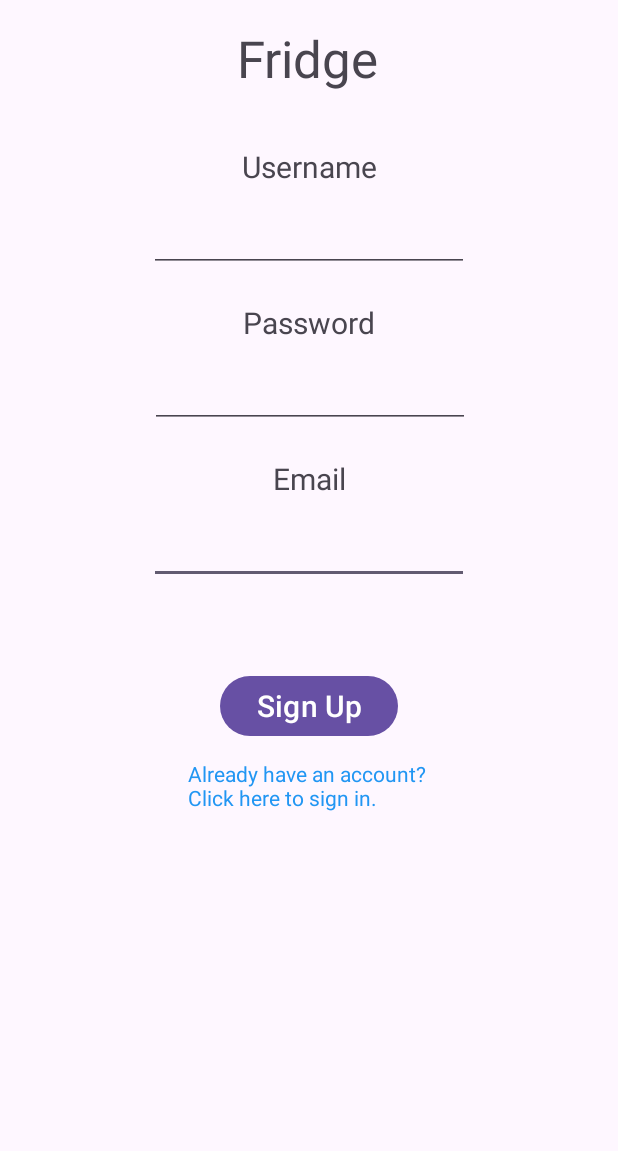
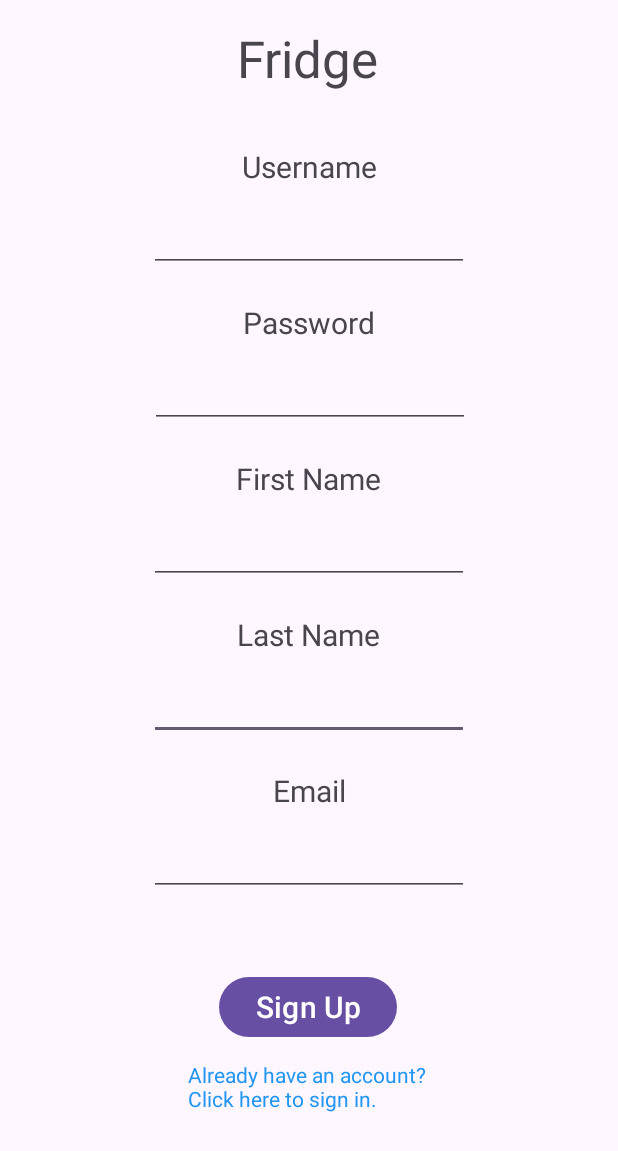
Before and after one commit to TMcBride-MCCC/CIS183_Final, an Android app: the screen it shows after launch (MainActivity), on a phone screen of 412 x 824 dp. Shown: the top 1151 px of the screen. Run offline under Robolectric (Android 15) with nearby library versions, the phone set to English and light mode, and no system bars.

Commit message:
MainActivity (SignUp)
Added first name and last name inputs.

```diff
--- a/app/src/main/java/com/example/cis183_final/MainActivity.java
+++ b/app/src/main/java/com/example/cis183_final/MainActivity.java
@@ -18,6 +18,8 @@ public class MainActivity extends AppCompatActivity
     //Create Java variables
     EditText et_j_main_username;
     EditText et_j_main_password;
+    EditText et_j_main_fName;
+    EditText et_j_main_lName;
     EditText et_j_main_email;
     Button btn_j_main_signUp;
     TextView tv_j_main_signIn;
@@ -32,6 +34,8 @@ public class MainActivity extends AppCompatActivity
         //Connect Java variables to GUI variables
         et_j_main_username = findViewById(R.id.et_v_main_username);
         et_j_main_password = findViewById(R.id.et_v_main_password);
+        et_j_main_fName = findViewById(R.id.et_v_main_fName);
+        et_j_main_lName = findViewById(R.id.et_v_main_lName);
         et_j_main_email = findViewById(R.id.et_v_main_email);
         btn_j_main_signUp = findViewById(R.id.btn_v_main_signUp);
         tv_j_main_signIn = findViewById(R.id.tv_v_main_signIn);
--- a/app/src/main/res/layout/activity_main.xml
+++ b/app/src/main/res/layout/activity_main.xml
@@ -8,6 +8,52 @@
     tools:context=".MainActivity">
 
     <TextView
+        android:id="@+id/textView26"
+        android:layout_width="wrap_content"
+        android:layout_height="wrap_content"
+        android:layout_marginTop="20dp"
+        android:text="Last Name"
+        android:textSize="20sp"
+        app:layout_constraintEnd_toEndOf="parent"
+        app:layout_constraintHorizontal_bias="0.498"
+        app:layout_constraintStart_toStartOf="parent"
+        app:layout_constraintTop_toBottomOf="@+id/et_v_main_fName" />
+
+    <EditText
+        android:id="@+id/et_v_main_lName"
+        android:layout_width="wrap_content"
+        android:layout_height="wrap_content"
+        android:layout_marginTop="11dp"
+        android:ems="10"
+        android:inputType="text"
+        app:layout_constraintEnd_toEndOf="parent"
+        app:layout_constraintStart_toStartOf="parent"
+        app:layout_constraintTop_toBottomOf="@+id/textView26" />
+
+    <TextView
+        android:id="@+id/textView25"
+        android:layout_width="wrap_content"
+        android:layout_height="wrap_content"
+        android:layout_marginTop="20dp"
+        android:text="First Name"
+        android:textSize="20sp"
+        app:layout_constraintEnd_toEndOf="parent"
+        app:layout_constraintHorizontal_bias="0.498"
+        app:layout_constraintStart_toStartOf="parent"
+        app:layout_constraintTop_toBottomOf="@+id/et_v_main_password" />
+
+    <EditText
+        android:id="@+id/et_v_main_fName"
+        android:layout_width="wrap_content"
+        android:layout_height="wrap_content"
+        android:layout_marginTop="11dp"
+        android:ems="10"
+        android:inputType="text"
+        app:layout_constraintEnd_toEndOf="parent"
+        app:layout_constraintStart_toStartOf="parent"
+        app:layout_constraintTop_toBottomOf="@+id/textView25" />
+
+    <TextView
         android:id="@+id/textView3"
         android:layout_width="wrap_content"
         android:layout_height="wrap_content"
@@ -15,9 +61,8 @@
         android:text="Email"
         android:textSize="20sp"
         app:layout_constraintEnd_toEndOf="parent"
-        app:layout_constraintHorizontal_bias="0.5"
         app:layout_constraintStart_toStartOf="parent"
-        app:layout_constraintTop_toBottomOf="@+id/et_v_main_password" />
+        app:layout_constraintTop_toBottomOf="@+id/et_v_main_lName" />
 
     <EditText
         android:id="@+id/et_v_main_email"
@@ -94,11 +139,11 @@
         android:id="@+id/btn_v_main_signUp"
         android:layout_width="wrap_content"
         android:layout_height="wrap_content"
-        android:layout_marginTop="57dp"
+        android:layout_marginTop="50dp"
         android:text="Sign Up"
         android:textSize="20sp"
         app:layout_constraintEnd_toEndOf="parent"
-        app:layout_constraintHorizontal_bias="0.5"
+        app:layout_constraintHorizontal_bias="0.498"
         app:layout_constraintStart_toStartOf="parent"
         app:layout_constraintTop_toBottomOf="@+id/et_v_main_email" />
 
```
